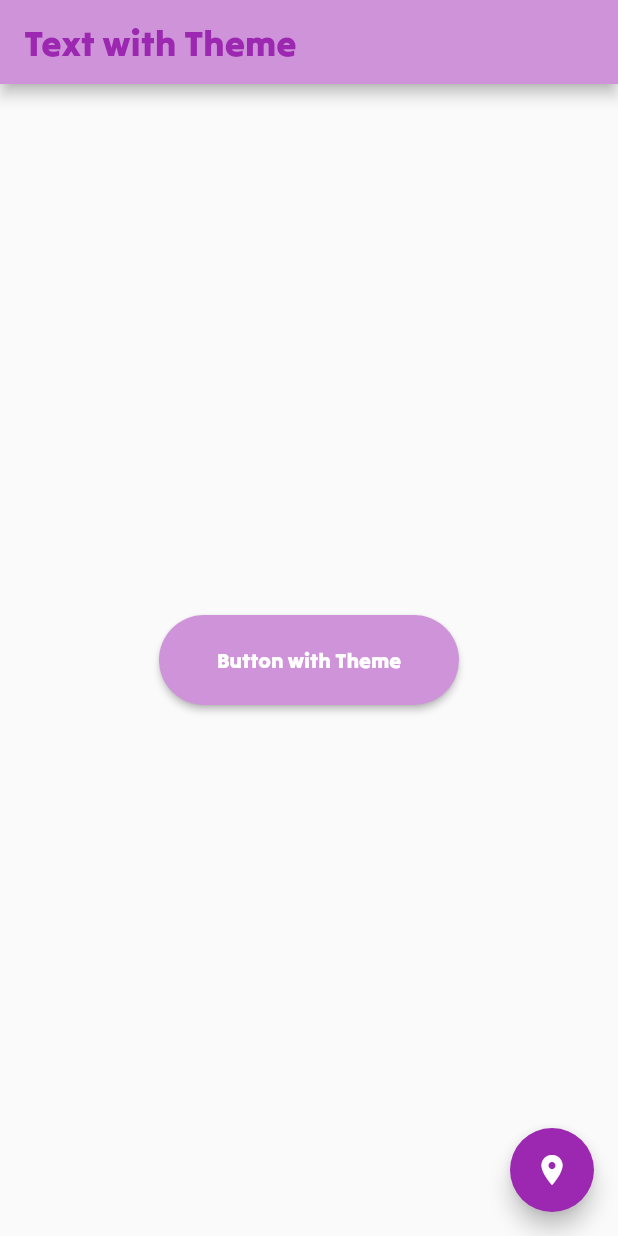
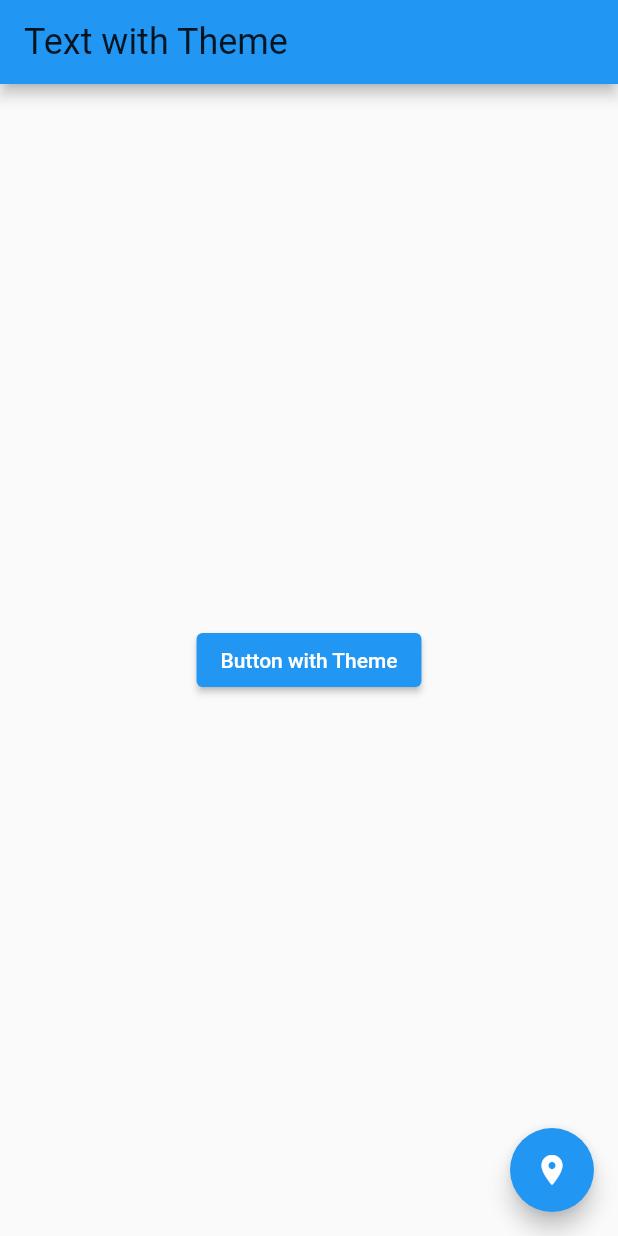
Before and after one commit to uemirhanselim/FLutter-Animations, a Flutter app: the screen it shows after launch, on a phone screen of 412 x 824 dp. Run offline on Flutter 3.47's test engine with Material 2 defaults, Android fonts, the phone set to English and light mode, and no system bars; our stand-ins replace google_fonts.

Commit message:
some deletes

```diff
--- a/lib/main.dart
+++ b/lib/main.dart
@@ -12,23 +12,9 @@ class MyApp extends StatelessWidget {
   // This widget is the root of your application.
   @override
   Widget build(BuildContext context) {
-    return MaterialApp(
+    return const MaterialApp(
       title: 'Flutter Animations',
-      theme: ThemeData(
-          fontFamily: "Tilt Warp",
-          appBarTheme: AppBarTheme(color: Colors.purple.shade200),
-          textTheme:
-              const TextTheme(headline5: TextStyle(color: Colors.purple)),
-          elevatedButtonTheme: ElevatedButtonThemeData(
-              style: ButtonStyle(
-                  minimumSize: const MaterialStatePropertyAll(Size(200, 60)),
-                  backgroundColor: MaterialStateColor.resolveWith(
-                      (states) => Colors.purple.shade200),
-                  shape: const MaterialStatePropertyAll(RoundedRectangleBorder(
-                      borderRadius: BorderRadius.all(Radius.circular(30)))))),
-          floatingActionButtonTheme: const FloatingActionButtonThemeData(
-              backgroundColor: Colors.purple)),
-      home: const ThemeView(),
+      home: ThemeView(),
     );
   }
 }
```
